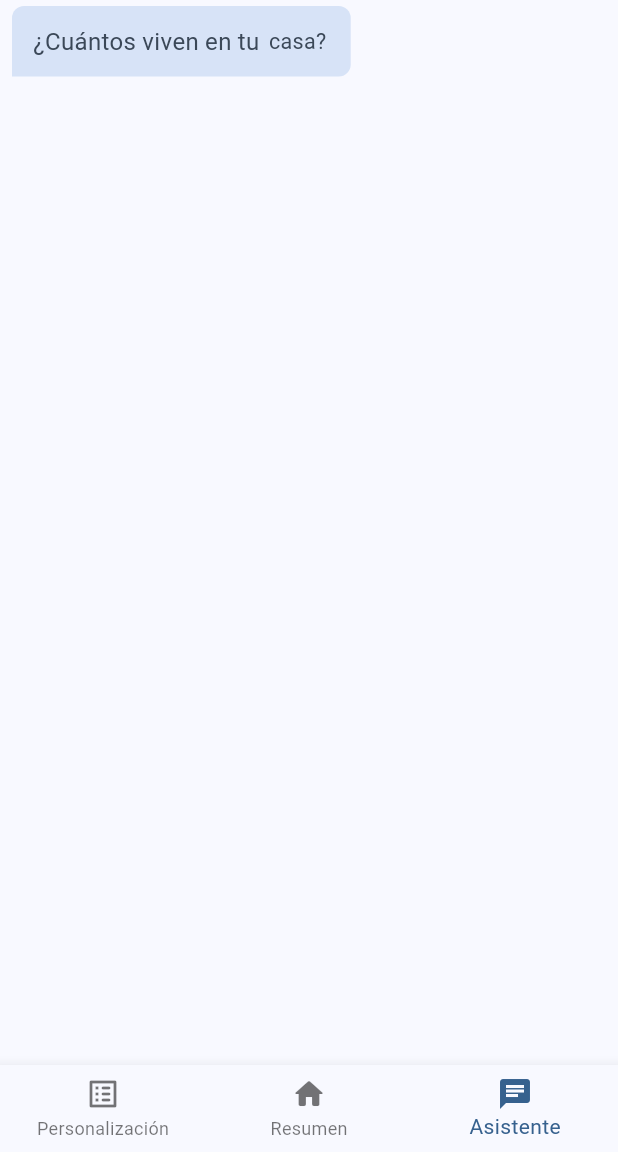
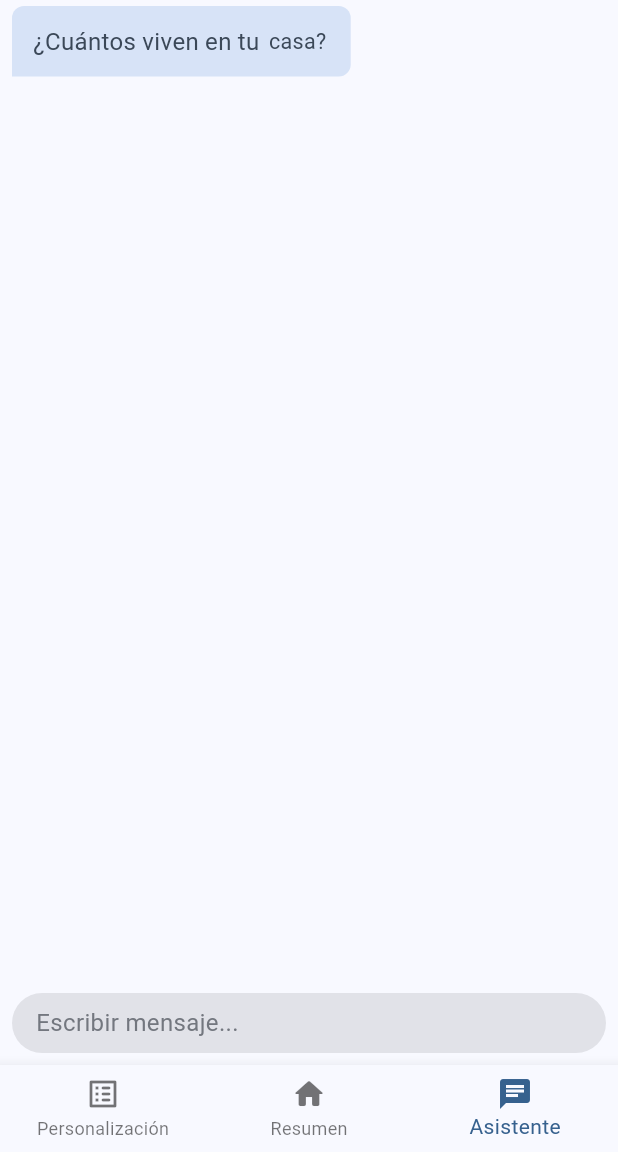
Before and after one commit to J4viersitoX/flutter-app, a Flutter app: the MainMenu screen opened directly, item 3 of the bottom bar chosen, on a phone screen of 412 x 824 dp, the part 84-1236 px from its top. Run offline on Flutter 3.47's test engine with Material 3 defaults, Android fonts, the phone set to English and light mode, and no system bars; our stand-ins replace dash_chat_2, flutter_gemini, flutter_svg.

Commit message:
textbox falso abajo + const

```diff
--- a/lib/chat.dart
+++ b/lib/chat.dart
@@ -2,6 +2,8 @@ import 'dart:async';
 import 'package:flutter/material.dart';
 
 class ChatScreen extends StatefulWidget {
+  const ChatScreen({super.key});
+
   @override
   _ChatScreenState createState() => _ChatScreenState();
 }
@@ -66,7 +68,7 @@ class _ChatScreenState extends State<ChatScreen> with TickerProviderStateMixin {
   }
 
   void _startChat() {
-    Timer.periodic(Duration(milliseconds: 200), (timer) {
+    Timer.periodic(const Duration(milliseconds: 200), (timer) {
       // Cancel writing the message if ChatScreen is not mounted in the tree
       if (messageIndex < messages.length && mounted) {
         final words = messages[messageIndex].split(' ');
@@ -86,7 +88,7 @@ class _ChatScreenState extends State<ChatScreen> with TickerProviderStateMixin {
           });
           _scrollToBottom();
           timer.cancel();
-          Future.delayed(Duration(seconds: 2), () => _startChat());
+          Future.delayed(const Duration(seconds: 2), () => _startChat());
         }
       } else {
         timer.cancel();
@@ -100,7 +102,7 @@ class _ChatScreenState extends State<ChatScreen> with TickerProviderStateMixin {
       if (_scrollController.hasClients) {
         _scrollController.animateTo(
           _scrollController.position.maxScrollExtent,
-          duration: Duration(milliseconds: 300),
+          duration: const Duration(milliseconds: 300),
           curve: Curves.easeOut,
         );
       }
@@ -109,7 +111,10 @@ class _ChatScreenState extends State<ChatScreen> with TickerProviderStateMixin {
 
   @override
   Widget build(BuildContext context) {
-    return ListView.builder(
+    return Column(
+      children: [
+        Expanded(
+          child: ListView.builder(
             controller: _scrollController,
             itemCount: displayedMessages.length + 1,
             itemBuilder: (context, index) {
@@ -118,9 +123,29 @@ class _ChatScreenState extends State<ChatScreen> with TickerProviderStateMixin {
               } else if (currentWords.isNotEmpty) {
                 return _buildCurrentMessageTile(currentWords, _isUser1(index));
               } else {
-          return SizedBox.shrink();
+                return const SizedBox.shrink();
               }
             },
+          ),
+        ),
+        Container(
+          decoration: BoxDecoration(
+            borderRadius: BorderRadius.circular(20.0),
+            color: Theme.of(context).colorScheme.surfaceContainerHighest
+          ),
+          constraints: const BoxConstraints.expand(height: 40),
+          margin: const EdgeInsets.all(8.0),
+          padding: const EdgeInsets.symmetric(vertical: 8.0, horizontal: 16.0),
+          child: Text(
+            "Escribir mensaje...",
+            textAlign: TextAlign.left,
+            style: TextStyle(
+              color: Theme.of(context).colorScheme.outline,
+              fontSize: 16
+            ),
+          ),
+        )
+      ]
     );
   }
 
@@ -133,14 +158,14 @@ class _ChatScreenState extends State<ChatScreen> with TickerProviderStateMixin {
       alignment: isUser1 ? Alignment.centerLeft : Alignment.centerRight,
       child: Padding(
         padding: const EdgeInsets.symmetric(horizontal: 8.0, vertical: 4.0)
-          .add(isUser1 ? EdgeInsets.only(right: 80.0) : EdgeInsets.only(left: 80.0)),
+          .add(isUser1 ? const EdgeInsets.only(right: 80.0) : const EdgeInsets.only(left: 80.0)),
         child: Container(
-          padding: EdgeInsets.all(12),
+          padding: const EdgeInsets.all(12),
           decoration: BoxDecoration(
             color: isUser1 ? Theme.of(context).colorScheme.secondaryContainer : Theme.of(context).colorScheme.primaryContainer,
             borderRadius: BorderRadius.circular(8).subtract(isUser1 ?
-              BorderRadius.only(bottomLeft: Radius.circular(8)) :
-              BorderRadius.only(bottomRight: Radius.circular(8))
+              const BorderRadius.only(bottomLeft: Radius.circular(8)) :
+              const BorderRadius.only(bottomRight: Radius.circular(8))
             ),
           ),
           child: Text(
@@ -163,14 +188,14 @@ class _ChatScreenState extends State<ChatScreen> with TickerProviderStateMixin {
         alignment: isUser1 ? Alignment.centerLeft : Alignment.centerRight,
         child: Padding(
           padding: const EdgeInsets.symmetric(horizontal: 8.0, vertical: 4.0)
-            .add(isUser1 ? EdgeInsets.only(right: 80.0) : EdgeInsets.only(left: 80.0)),
+            .add(isUser1 ? const EdgeInsets.only(right: 80.0) : const EdgeInsets.only(left: 80.0)),
           child: Container(
-            padding: EdgeInsets.all(12),
+            padding: const EdgeInsets.all(12),
             decoration: BoxDecoration(
               color: isUser1 ? Theme.of(context).colorScheme.secondaryContainer : Theme.of(context).colorScheme.primaryContainer,
               borderRadius: BorderRadius.circular(8).subtract(isUser1 ?
-              BorderRadius.only(bottomLeft: Radius.circular(8)) :
-              BorderRadius.only(bottomRight: Radius.circular(8))
+              const BorderRadius.only(bottomLeft: Radius.circular(8)) :
+              const BorderRadius.only(bottomRight: Radius.circular(8))
             ),
             ),
             child: Wrap(
@@ -266,7 +291,7 @@ class _AnimatedMessageTileState extends State<_AnimatedMessageTile>
 
     _offsetAnimation = Tween<Offset>(
       begin: Offset(widget.isUser1 ? -1.0 : 1.0, 0.0), // Slide in from the corresponding side
-      end: Offset(0.0, 0.0),
+      end: const Offset(0.0, 0.0),
     ).animate(CurvedAnimation(
       parent: _controller,
       curve: Curves.easeOut,
```
Lines whose indentation alone changed are shown as unchanged.
